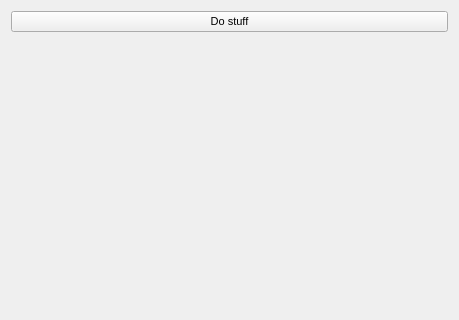
The window that Plugins/upenn.cbica.captk.example2/src/internal/QmitkCaPTkExample2Controls.ui (dboun/MITK-Workshop-Project) describes before a commit, drawn with Qt 5; both pictures show x 0 to 459 and y 0 to 320 of the 459 by 857 pixel window.
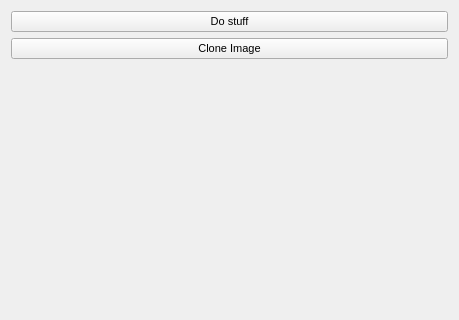
The same window after the commit.

Commit message: adding button for clone image operation

```diff
--- a/Plugins/upenn.cbica.captk.example2/src/internal/QmitkCaPTkExample2Controls.ui
+++ b/Plugins/upenn.cbica.captk.example2/src/internal/QmitkCaPTkExample2Controls.ui
@@ -44,6 +44,13 @@
      </property>
     </widget>
    </item>
+   <item>
+    <widget class="QPushButton" name="pushButton_CloneImage">
+     <property name="text">
+      <string>Clone Image</string>
+     </property>
+    </widget>
+   </item>
    <item>
     <spacer name="verticalSpacer">
      <property name="orientation">
```
